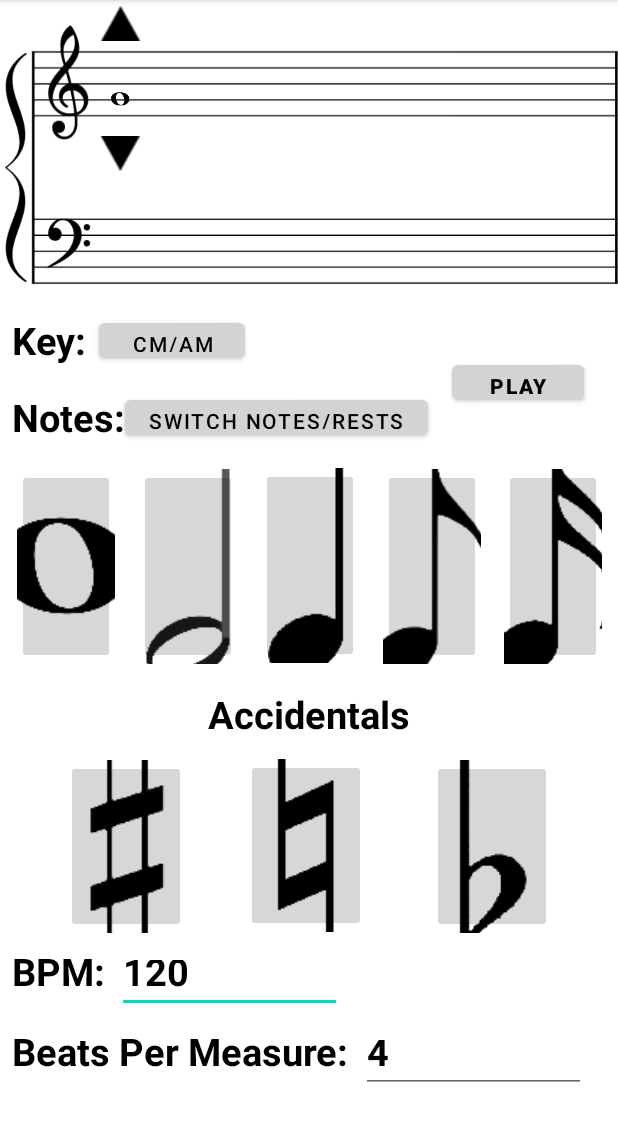
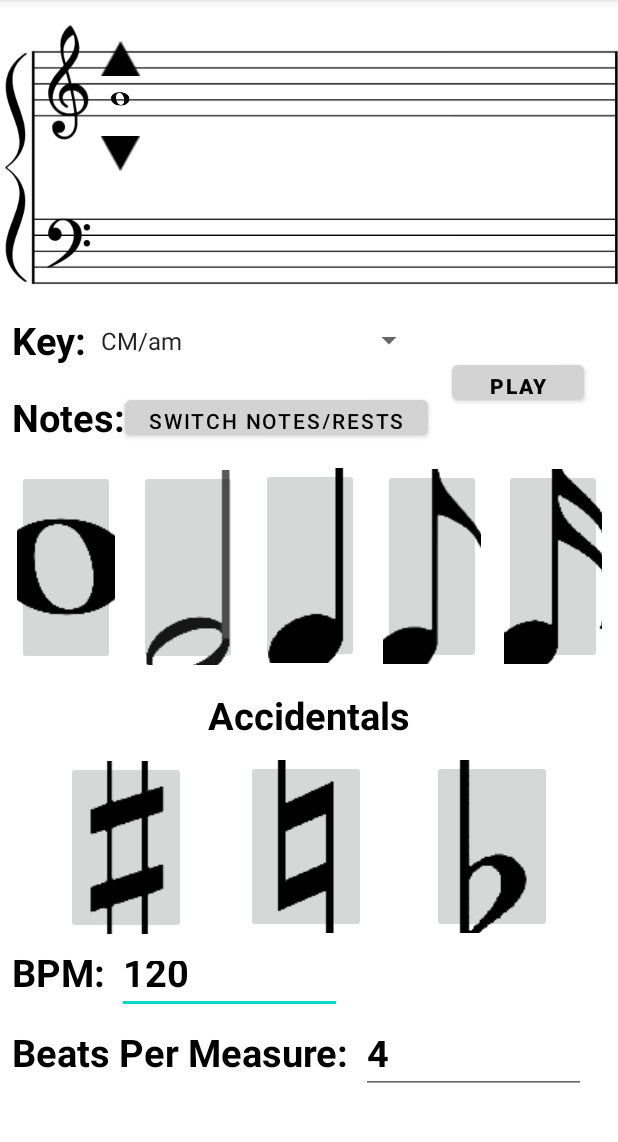
Before and after one commit to K-rogue/Transpose, an Android app: the screen it shows after launch (MainActivity), after a tap on an icon or button, on a phone screen of 412 x 824 dp, the part 84-1226 px from its top. Run offline under Robolectric (Android 15) with nearby library versions, the phone set to English and light mode, and no system bars.

Commit message:
Change AM/cm btn to a spinner with proper options(on clicks for spinner dont do anything yet) fixed up and down arrows for whole note. added functionallity for the notes/rests button added rest buttons with UI functionality added new variables in main : pages - - will count how many pages(which will be created with swipe functionality) and muse - - is the vector of notes, not used anywhere yet.

```diff
--- a/app/src/main/java/com/zybooks/transpose/MainActivity.kt
+++ b/app/src/main/java/com/zybooks/transpose/MainActivity.kt
@@ -13,6 +13,7 @@ import androidx.constraintlayout.widget.Constraints
 import androidx.core.view.marginTop
 import java.security.AccessController.getContext
 import android.content.res.Resources
+import java.util.Vector
 
 fun Int.toDp(): Int = (this / Resources.getSystem().displayMetrics.density).toInt()
 class MainActivity : AppCompatActivity() {
@@ -20,7 +21,8 @@ class MainActivity : AppCompatActivity() {
     //decleration of variables
     var noteCounter : Int = 0 //note counter is used to determine which image view to place the next note in - - should be replaced with vector.size once vector of objects is created
     lateinit var notePlace : ImageView //notePlace will be used as a variable to hold the place of the next note to be placed on the scale
-
+    lateinit var muse : Vector<Note>
+    var pages : Int = 1
 
     override fun onCreate(savedInstanceState: Bundle?) {
         super.onCreate(savedInstanceState)
@@ -37,7 +39,9 @@ class MainActivity : AppCompatActivity() {
         val notefourIV : ImageView = findViewById<ImageView>(R.id.notefourIV)
         val uparrowIB : ImageButton = findViewById<ImageButton>(R.id.uparrowIB)
         val downarrowIB : ImageButton = findViewById<ImageButton>(R.id.downarrowIB)
+        val notesrestsBT : Button = findViewById<Button>(R.id.notesrestsBT)
 
+        var notes : Boolean = true
         //function determineIV uses class's note counter to return a place for the next note to be
         fun determineIV() : ImageView {
             when(noteCounter% 4){
@@ -63,23 +67,48 @@ class MainActivity : AppCompatActivity() {
         //creation of on click listeners
         wholenoteIB.setOnClickListener{
             notePlace = determineIV()
-            createNote(notePlace,R.drawable.wholenotesmall,uparrowIB,downarrowIB)
+            if(notes) {
+                createNote(notePlace, R.drawable.wholenotesmall, uparrowIB, downarrowIB, notes)
+            }
+            else{
+                createNote(notePlace, R.drawable.wholerestsmall, uparrowIB, downarrowIB, notes)
+            }
         }
         halfnoteIB.setOnClickListener{
             notePlace = determineIV()
-            createNote(notePlace,R.drawable.halfnotesmall,uparrowIB,downarrowIB)
+            if(notes) {
+                createNote(notePlace, R.drawable.halfnotesmall, uparrowIB, downarrowIB, notes)
+            }
+            else{
+                createNote(notePlace, R.drawable.halfrestsmall, uparrowIB, downarrowIB, notes)
+            }
         }
-        quarternoteIB.setOnClickListener{
+        quarternoteIB.setOnClickListener {
             notePlace = determineIV()
-            createNote(notePlace,R.drawable.quarternotesmall,uparrowIB,downarrowIB)
+            if (notes) {
+                createNote(notePlace, R.drawable.quarternotesmall, uparrowIB, downarrowIB, notes)
+            }
+            else{
+                createNote(notePlace, R.drawable.quarterrestsmall, uparrowIB, downarrowIB, notes)
+            }
         }
         eighthnoteIB.setOnClickListener{
             notePlace = determineIV()
-            createNote(notePlace,R.drawable.eighthnotesmall,uparrowIB,downarrowIB)
+            if(notes) {
+                createNote(notePlace, R.drawable.eighthnotesmall, uparrowIB, downarrowIB, notes)
+            }
+            else{
+                createNote(notePlace, R.drawable.eighthrestsmall, uparrowIB, downarrowIB, notes)
+            }
         }
         sixteenthnoteIB.setOnClickListener{
             notePlace = determineIV()
-            createNote(notePlace,R.drawable.sixteenthnotesmall,uparrowIB,downarrowIB)
+            if(notes) {
+                createNote(notePlace,R.drawable.sixteenthnotesmall,uparrowIB,downarrowIB, notes)
+            }
+            else{
+                createNote(notePlace, R.drawable.sixteenthrestsmall, uparrowIB, downarrowIB, notes)
+            }
         }
         uparrowIB.setOnClickListener{
             moveNote(notePlace,R.drawable.uparrowsmall,uparrowIB,downarrowIB)
@@ -87,22 +116,41 @@ class MainActivity : AppCompatActivity() {
         downarrowIB.setOnClickListener{
             moveNote(notePlace,R.drawable.downarrowsmall,uparrowIB,downarrowIB)
         }
+        notesrestsBT.setOnClickListener{
+            if(notes){
+                wholenoteIB.setImageResource(R.drawable.wholerestsmall)
+                halfnoteIB.setImageResource(R.drawable.halfrestsmall)
+                quarternoteIB.setImageResource(R.drawable.quarterrestsmall)
+                eighthnoteIB.setImageResource(R.drawable.eighthrestsmall)
+                sixteenthnoteIB.setImageResource(R.drawable.sixteenthrestsmall)
+                notes = false
+            }
+            else{
+                wholenoteIB.setImageResource(R.drawable.wholenote)
+                halfnoteIB.setImageResource(R.drawable.halfnote)
+                quarternoteIB.setImageResource(R.drawable.quarternote)
+                eighthnoteIB.setImageResource(R.drawable.eighthnote)
+                sixteenthnoteIB.setImageResource(R.drawable.sixteenthnote)
+                notes = true
+            }
+        }
     }
 
-    fun createNote(currentIV : ImageView, currentImage : Int, uparrow : ImageButton, downarrow : ImageButton) {
+    fun createNote(currentIV : ImageView, currentImage : Int, uparrow : ImageButton, downarrow : ImageButton, notes : Boolean) {
         noteCounter++
         currentIV?.let {
             it.setImageResource(currentImage)
             it.visibility = View.VISIBLE
-            uparrow.y = currentIV.y - 100
+            uparrow.y = currentIV.y - 55
             downarrow.y = currentIV.y + 100
             uparrow.x = currentIV.x
             downarrow.x = currentIV.x
             if (currentImage == R.drawable.wholenotesmall) {
-                uparrow.bottom = (uparrow.bottom + 70)
+                uparrow.y = (uparrow.y + 60)
                 currentIV.scaleX = .5.toFloat()
                 currentIV.scaleY = .5.toFloat()
-                currentIV.y = (currentIV.y + 35)
+                currentIV.y = currentIV.y + 35
+
             } else {
                 currentIV.scaleX = 1.toFloat()
                 currentIV.scaleY = 1.toFloat()
@@ -110,8 +158,14 @@ class MainActivity : AppCompatActivity() {
             currentIV.let {
                 currentIV.setImageResource(currentImage)
                 currentIV.visibility = View.VISIBLE
-                uparrow.visibility = View.VISIBLE
-                downarrow.visibility = View.VISIBLE
+                if(notes) {
+                    uparrow.visibility = View.VISIBLE
+                    downarrow.visibility = View.VISIBLE
+                }
+                else{
+                    uparrow.visibility = View.INVISIBLE
+                    downarrow.visibility = View.INVISIBLE
+                }
             }
         }
     }
--- a/app/src/main/res/layout/activity_main.xml
+++ b/app/src/main/res/layout/activity_main.xml
@@ -5,7 +5,6 @@
     android:layout_width="match_parent"
     android:layout_height="match_parent"
     tools:context=".MainActivity">
-
 
 
     <TextView
@@ -19,7 +18,7 @@
         android:textSize="25dp"
         android:textStyle="bold"
         app:layout_constraintStart_toStartOf="parent"
-        app:layout_constraintTop_toBottomOf="@+id/cmBT" />
+        app:layout_constraintTop_toBottomOf="@+id/keyTV" />
 
     <ImageView
         android:id="@+id/staffIV"
@@ -29,15 +28,6 @@
         app:layout_constraintStart_toStartOf="parent"
         app:layout_constraintTop_toTopOf="parent"
         app:srcCompat="@drawable/staff" />
-
-    <Button
-        android:id="@+id/cmBT"
-        android:layout_width="97dp"
-        android:layout_height="35dp"
-        android:layout_marginStart="8dp"
-        android:text="@string/cmbutton"
-        app:layout_constraintStart_toEndOf="@+id/keyTV"
-        app:layout_constraintTop_toBottomOf="@+id/staffIV" />
 
     <TextView
         android:id="@+id/keyTV"
@@ -56,11 +46,11 @@
         android:layout_width="65dp"
         android:layout_height="130dp"
         android:layout_marginStart="11dp"
-        android:layout_marginTop="68dp"
+        android:layout_marginTop="17dp"
         android:layout_marginEnd="16dp"
         app:layout_constraintEnd_toStartOf="@+id/halfnoteIB"
         app:layout_constraintStart_toStartOf="parent"
-        app:layout_constraintTop_toBottomOf="@+id/cmBT"
+        app:layout_constraintTop_toBottomOf="@+id/notesTV"
         app:srcCompat="@drawable/wholenote" />
 
     <ImageButton
@@ -68,9 +58,9 @@
         android:layout_width="65dp"
         android:layout_height="130dp"
         android:layout_marginStart="16dp"
-        android:layout_marginTop="68dp"
+        android:layout_marginTop="17dp"
         app:layout_constraintStart_toEndOf="@+id/wholenoteIB"
-        app:layout_constraintTop_toBottomOf="@+id/cmBT"
+        app:layout_constraintTop_toBottomOf="@+id/notesTV"
         app:srcCompat="@drawable/halfnote" />
 
     <ImageButton
@@ -112,7 +102,7 @@
         android:layout_marginTop="16dp"
         android:text="@string/notesrestsBT"
         app:layout_constraintStart_toEndOf="@+id/notesTV"
-        app:layout_constraintTop_toBottomOf="@+id/cmBT" />
+        app:layout_constraintTop_toBottomOf="@+id/keyTV" />
 
     <TextView
         android:id="@+id/accidentalsTV"
@@ -285,6 +275,14 @@
         app:layout_constraintTop_toTopOf="@+id/staffIV"
         app:srcCompat="@drawable/wholenotesmall" />
 
+    <Spinner
+        android:id="@+id/spinner"
+        android:layout_width="224dp"
+        android:layout_height="35dp"
+        android:layout_marginStart="1dp"
+        app:layout_constraintStart_toEndOf="@+id/keyTV"
+        app:layout_constraintTop_toBottomOf="@+id/staffIV"
+        android:entries ="@array/spinnerItems"/>
 
 
 </androidx.constraintlayout.widget.ConstraintLayout>
--- a/app/src/main/res/values/strings.xml
+++ b/app/src/main/res/values/strings.xml
@@ -10,4 +10,18 @@
     <string name="beatspermeasureTV">Beats Per Measure:</string>
     <string name="beatspermeasureET">4</string>
     <string name ="playBT">PLAY</string>
+    <string-array name="spinnerItems">
+        <item>CM/am</item>
+        <item>GM/em</item>
+        <item>DM/bm</item>
+        <item>AM/fsm</item>
+        <item>EM/csm</item>
+        <item>BM/gsm</item>
+        <item>FsM/dsm</item>
+        <item>DbM/bbm</item>
+        <item>AbM/fm</item>
+        <item>EbM/cm</item>
+        <item>BbM/gm</item>
+        <item>FM/dm</item>
+    </string-array>
 </resources>
```
Also changed, not shown: app/src/main/res/drawable/eighthrest.png (added).
